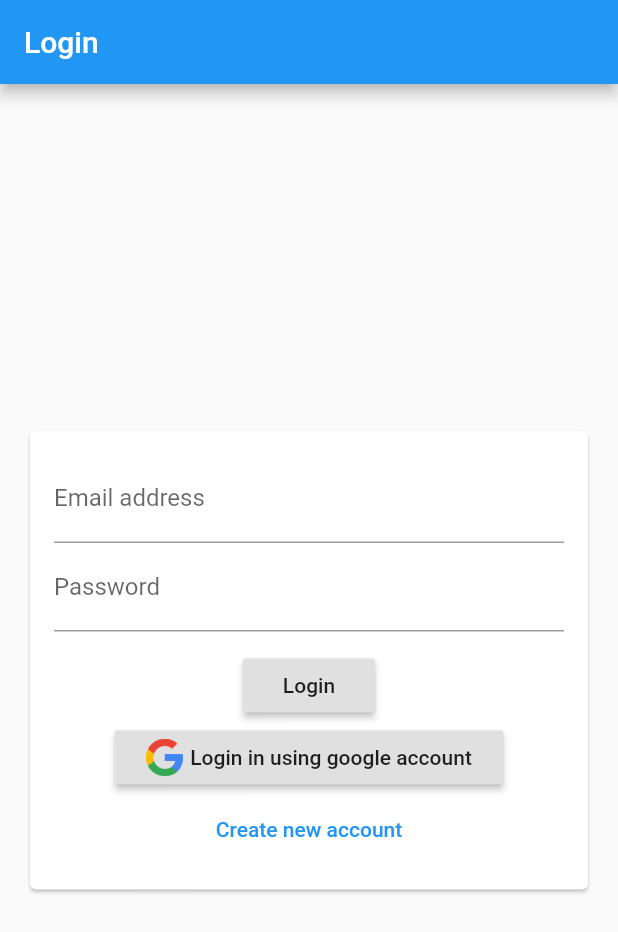
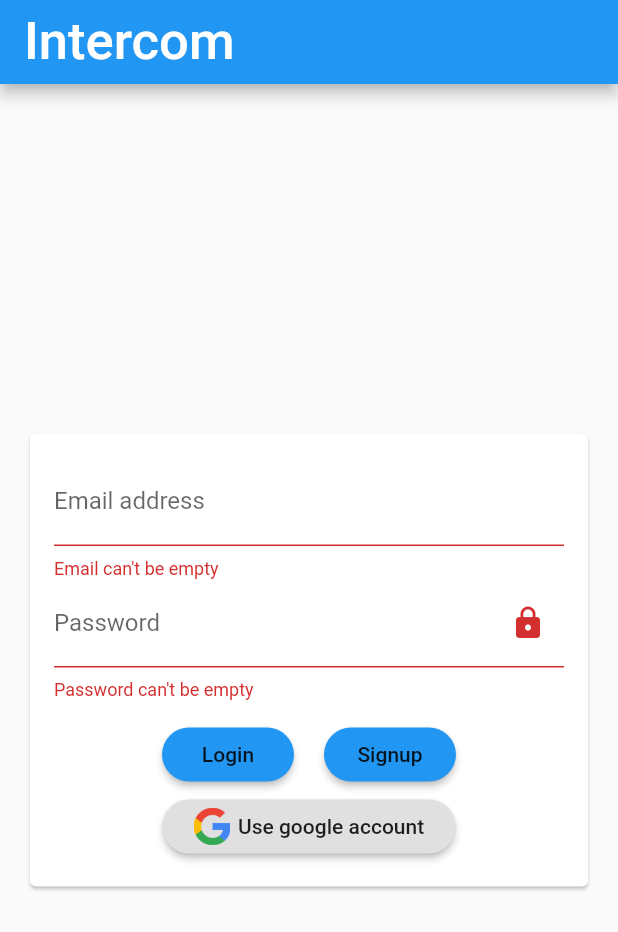
Before and after one commit to 1RGB1/Flutter-Intercom, a Flutter app: the screen it shows after launch, after a tap on "Login", on a phone screen of 412 x 824 dp. Shown: the top 932 px of the screen. Run offline on Flutter 3.47's test engine with Material 2 defaults, Android fonts, the phone set to English and light mode, and no system bars; our stand-ins replace cloud_firestore, firebase_auth, google_sign_in, shared_preferences; missing offline and left inert: firebase; accounts and stored records are empty.

Commit message:
finalizing auth methods google/others

```diff
--- a/lib/main.dart
+++ b/lib/main.dart
@@ -15,7 +15,7 @@
         primarySwatch: Colors.blue,
         visualDensity: VisualDensity.adaptivePlatformDensity,
         backgroundColor: Colors.blue,
-        accentColor: Colors.blue[900],
+        accentColor: Colors.blue,
         accentColorBrightness: Brightness.dark,
         buttonTheme: ButtonTheme.of(context).copyWith(
           buttonColor: Colors.blue,
--- a/lib/screens/homeScreen.dart
+++ b/lib/screens/homeScreen.dart
@@ -36,7 +36,7 @@
         appBar: AppBar(
           title: Text((!kIsWeb)
               ? "Welcome, " + firebaseUser.displayName
-              : "Welcome" + webFirebaseUser.displayName),
+              : "Welcome" + firebaseUser.displayName),
           actions: <Widget>[
             RaisedButton(
               child: Text("Log out"),
--- a/lib/screens/loginAndRegisterationScreen.dart
+++ b/lib/screens/loginAndRegisterationScreen.dart
@@ -20,27 +20,69 @@
   var _userEmail = '';
   var _userPassword = '';
 
-  // void _trySubmit() {
-  //   final isValid = _formKey.currentState.validate();
-  //   FocusScope.of(context).unfocus();
+  String _validateEmail(String value) {
+    value = value.trim();
 
-  //   if (isValid) {
-  //     _formKey.currentState.save();
-  //     widget.submitFn(
-  //       _userEmail.trim(),
-  //       _userName.trim(),
-  //       _userPassword.trim(),
-  //       _isLogin,
-  //       context,
-  //     );
-  //   }
-  // }
+    if (value.isEmpty) {
+      return 'Email can\'t be empty';
+    } else if (!value.contains(RegExp(
+        r"^[a-zA-Z0-9.a-zA-Z0-9.!#$%&'*+-/=?^_`{|}~]+@[a-zA-Z0-9]+\.[a-zA-Z]+"))) {
+      return 'Enter a correct email address';
+    }
 
+    return null;
+  }
+
+  String _validatePassword(String value) {
+    value = value.trim();
+
+    String compinedReg =
+        r'^(?=.*[a-z])(?=.*[A-Z])(?=.*[0-9])(?=.*[_!@#\$%\^&\*])(?=.{6,})';
+    String smallReg = r'^(?=.*[a-z])';
+    String capitalReg = r'^(?=.*[A-Z])';
+    String charReg = r'^(?=.*[_!@#\$%\^&\*])';
+    String numberReg = r'^(?=.*[0-9])';
+
+    if (value.isEmpty) {
+      return 'Password can\'t be empty';
+    } else if (!value.contains(RegExp(compinedReg))) {
+      String resultError = 'Enter a correct password:';
+
+      if (!value.contains(RegExp(smallReg))) {
+        resultError += '\n' + 'Atleat 1 small letter';
+      }
+
+      if (!value.contains(RegExp(capitalReg))) {
+        resultError += '\n' + 'Atleat 1 capital letter';
+      }
+
+      if (!value.contains(RegExp(charReg))) {
+        resultError += '\n' + 'Atleat 1 character';
+      }
+
+      if (!value.contains(RegExp(numberReg))) {
+        resultError += '\n' + 'Atleat 1 number';
+      }
+
+      if (value.length < 6) {
+        resultError += '\n' + 'Not less than 6 characters';
+      }
+
+      return resultError;
+    }
+
+    return null;
+  }
+
+  bool _clearToAuth() {
+    FocusScope.of(context).unfocus();
+    return _formKey.currentState.validate();
+  }
+
+  //LOGIN USING GOOGLE HERE
   void _googleSignIn() {
-    //LOGIN USING GOOGLE HERE
     authService.googleMethodAuth().then((user) {
       if (user == null) {
-        //Login failed
         showDialog(
           context: context,
           builder: (BuildContext context) {
@@ -60,10 +102,11 @@
     });
   }
 
+  //LOGIN USING EMAIL HERE
   void _normalSignIn() {
-    //LOGIN USING EMAIL HERE
     authService
-        .normalMethodAuthWithEmail(_userEmail, _userPassword, _isLogin)
+        .normalMethodAuthWithEmail(
+            _userEmail.trim(), _userPassword.trim(), _isLogin)
         .then((user) {
       if (user == null) {
         showDialog(
@@ -89,9 +132,15 @@
     return MaterialApp(
       home: Scaffold(
         appBar: AppBar(
-          title: Text(_isLogin ? 'Login' : 'Register'),
+          title: Text(
+            'Intercom',
+            style: TextStyle(fontSize: 35),
+          ),
         ),
         body: Center(
+          child: Container(
+            width: 500,
+            child: Center(
               child: Card(
                 margin: EdgeInsets.all(20),
                 child: SingleChildScrollView(
@@ -107,13 +156,15 @@
                             keyboardType: TextInputType.emailAddress,
                             decoration: InputDecoration(
                               labelText: 'Email address',
+                              hintText: 'example@example.example',
                             ),
                             validator: (value) {
-                          return (value.isEmpty || !value.contains('@'))
-                              ? 'Please enter valid email'
-                              : null;
+                              return _validateEmail(value);
                             },
                             onSaved: (value) {
+                              _userEmail = value;
+                            },
+                            onChanged: (value) {
                               _userEmail = value;
                             },
                           ),
@@ -122,24 +173,53 @@
                             obscureText: true,
                             decoration: InputDecoration(
                               labelText: 'Password',
+                              suffixIcon: Icon(Icons.lock),
                             ),
                             validator: (value) {
-                          return (value.isEmpty || value.length < 6)
-                              ? 'Password must be atleast 6 characters long'
-                              : null;
+                              return _validatePassword(value);
                             },
                             onSaved: (value) {
+                              _userPassword = value;
+                            },
+                            onChanged: (value) {
                               _userPassword = value;
                             },
                           ),
                           SizedBox(
                             height: 12,
                           ),
+                          Row(
+                            mainAxisAlignment: MainAxisAlignment.center,
+                            children: <Widget>[
                               RaisedButton(
-                        child: Text(_isLogin ? 'Login' : 'Signup'),
-                        onPressed: _normalSignIn,
+                                color: Theme.of(context).accentColor,
+                                shape: Theme.of(context).buttonTheme.shape,
+                                child: Text('Login'),
+                                onPressed: () {
+                                  if (_clearToAuth()) {
+                                    _isLogin = true;
+                                    _normalSignIn();
+                                  }
+                                },
+                              ),
+                              SizedBox(
+                                width: 20,
                               ),
                               RaisedButton(
+                                color: Theme.of(context).accentColor,
+                                shape: Theme.of(context).buttonTheme.shape,
+                                child: Text('Signup'),
+                                onPressed: () {
+                                  if (_clearToAuth()) {
+                                    _isLogin = false;
+                                    _normalSignIn();
+                                  }
+                                },
+                              ),
+                            ],
+                          ),
+                          RaisedButton(
+                            shape: Theme.of(context).buttonTheme.shape,
                             child: Padding(
                               padding: const EdgeInsets.all(5.0),
                               child: Row(
@@ -153,26 +233,15 @@
                                   SizedBox(
                                     width: 5,
                                   ),
-                              Text(_isLogin
-                                  ? 'Login in using google account'
-                                  : 'Signup in using google account'),
+                                  Text('Use google account'),
                                 ],
                               ),
                             ),
                             onPressed: _googleSignIn,
                           ),
-                      FlatButton(
-                        child: Text(_isLogin
-                            ? 'Create new account'
-                            : 'I already have an account'),
-                        textColor: Theme.of(context).primaryColor,
-                        onPressed: () {
-                          setState(() {
-                            _isLogin = !_isLogin;
-                          });
-                        },
+                        ],
                       ),
-                    ],
+                    ),
                   ),
                 ),
               ),
--- a/lib/screens/splashScreen.dart
+++ b/lib/screens/splashScreen.dart
@@ -24,7 +24,10 @@
   Widget build(BuildContext context) {
     return Scaffold(
       appBar: AppBar(
-        title: Text(widget.title),
+        title: Text(
+          'Intercom',
+          style: TextStyle(fontSize: 35),
+        ),
       ),
       body: Center(
         child: Column(
--- a/lib/services/authService.dart
+++ b/lib/services/authService.dart
@@ -6,7 +6,6 @@
 import 'package:firebase_auth/firebase_auth.dart';
 import 'package:flutter/services.dart';
 import 'package:shared_preferences/shared_preferences.dart';
-import 'package:flutter/foundation.dart';
 import 'package:google_sign_in/google_sign_in.dart';
 
 import '../screens/splashScreen.dart';
@@ -42,7 +41,7 @@
 
   //Checks if the user has signed in
   Future<bool> checkIsSignedIn() async {
-    if (!kIsWeb) {
+    // if (!kIsWeb) {
     //For mobile
     if (mobAuth != null && (await mobGoogleSignIn.isSignedIn())) {
       firebaseUser = mobAuth.currentUser;
@@ -50,15 +49,15 @@
     } else {
       blIsSignedIn = false;
     }
-    } else {
-      //For web
-      if (webAuth != null) {
-        webFirebaseUser = await webAuth.onAuthStateChanged.first;
-        blIsSignedIn = (webFirebaseUser != null) ? true : false;
-      } else {
-        blIsSignedIn = false;
-      }
-    }
+    // } else {
+    //   //For web
+    //   if (webAuth != null) {
+    //     webFirebaseUser = await webAuth.onAuthStateChanged.first;
+    //     blIsSignedIn = (webFirebaseUser != null) ? true : false;
+    //   } else {
+    //     blIsSignedIn = false;
+    //   }
+    // }
     return blIsSignedIn;
   }
 
@@ -156,7 +155,7 @@
 
   //Gets the userData
   getData() async {
-    if (!kIsWeb) {
+    // if (!kIsWeb) {
     //For mobile
     dbFirestore
         .collection("Master")
@@ -167,24 +166,24 @@
         userProfile = snapshot.data();
       }
     });
-    } else {
-      //For Web
-      webFirestore
-          .collection("Master")
-          .doc(webFirebaseUser.email)
-          .onSnapshot
-          .listen((snapshot) {
-        if (snapshot.data != null) {
-          userProfile = snapshot.data();
-        }
-      });
-    }
+    // } else {
+    //   //For Web
+    //   webFirestore
+    //       .collection("Master")
+    //       .doc(webFirebaseUser.email)
+    //       .onSnapshot
+    //       .listen((snapshot) {
+    //     if (snapshot.data != null) {
+    //       userProfile = snapshot.data();
+    //     }
+    //   });
+    // }
   }
 
   //Update the data into the database
   Future<bool> setData() async {
     bool blReturn = false;
-    if (!kIsWeb) {
+    // if (!kIsWeb) {
     //For mobile
     await dbFirestore
         .collection('Master')
@@ -193,28 +192,28 @@
         .then((onValue) async {
       blReturn = true;
     });
-    } else {
-      //For Web
-      await webFirestore
-          .collection('Master')
-          .doc(webFirebaseUser.email)
-          .set(userProfile)
-          .then((onValue) async {
-        blReturn = true;
-      });
-    }
+    // } else {
+    //   //For Web
+    //   await webFirestore
+    //       .collection('Master')
+    //       .doc(webFirebaseUser.email)
+    //       .set(userProfile)
+    //       .then((onValue) async {
+    //     blReturn = true;
+    //   });
+    // }
     return blReturn;
   }
 
   //Signout using normal method
   void signOut() async {
-    if (!kIsWeb) {
+    // if (!kIsWeb) {
     //For mobile
     mobAuth.signOut();
-    } else {
-      //For web
-      webAuth.signOut();
-    }
+    // } else {
+    //   //For web
+    //   webAuth.signOut();
+    // }
 
     SharedPreferences prefs = await SharedPreferences.getInstance();
     prefs.setBool('auth', false);
```
Also changed, not shown: lib/widgets/googleButton.dart (added, +87 -0 lines), pubspec.yaml (+0 -23 lines), pubspec.lock, 2 other files. Lines whose indentation alone changed are shown as unchanged.
